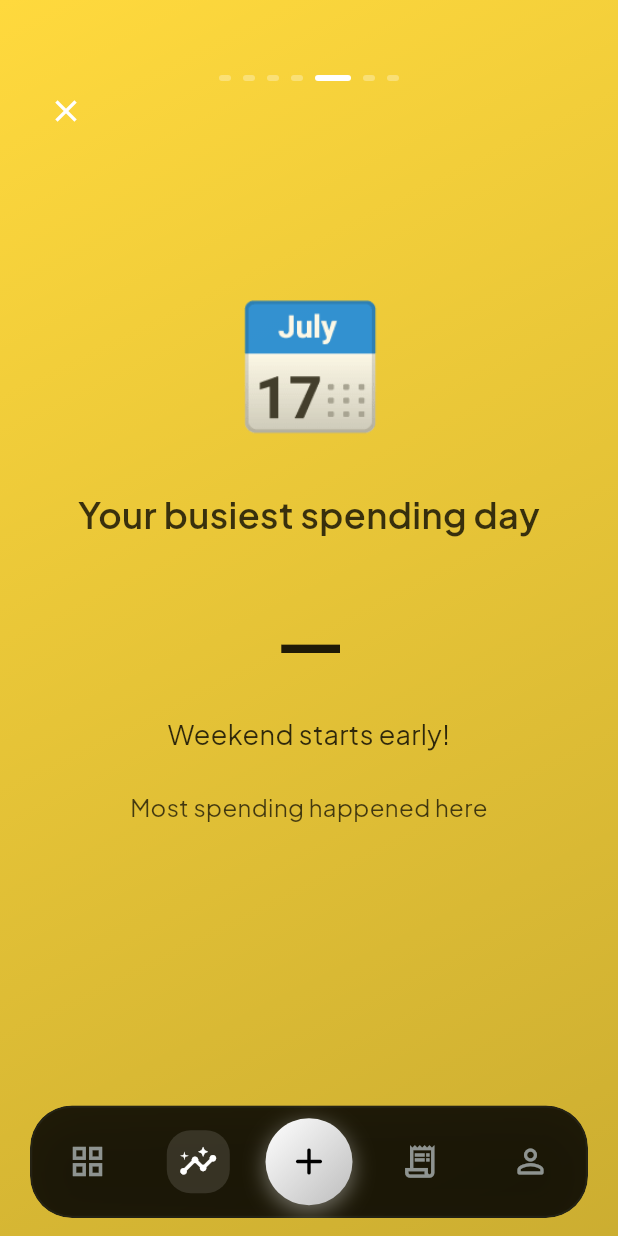
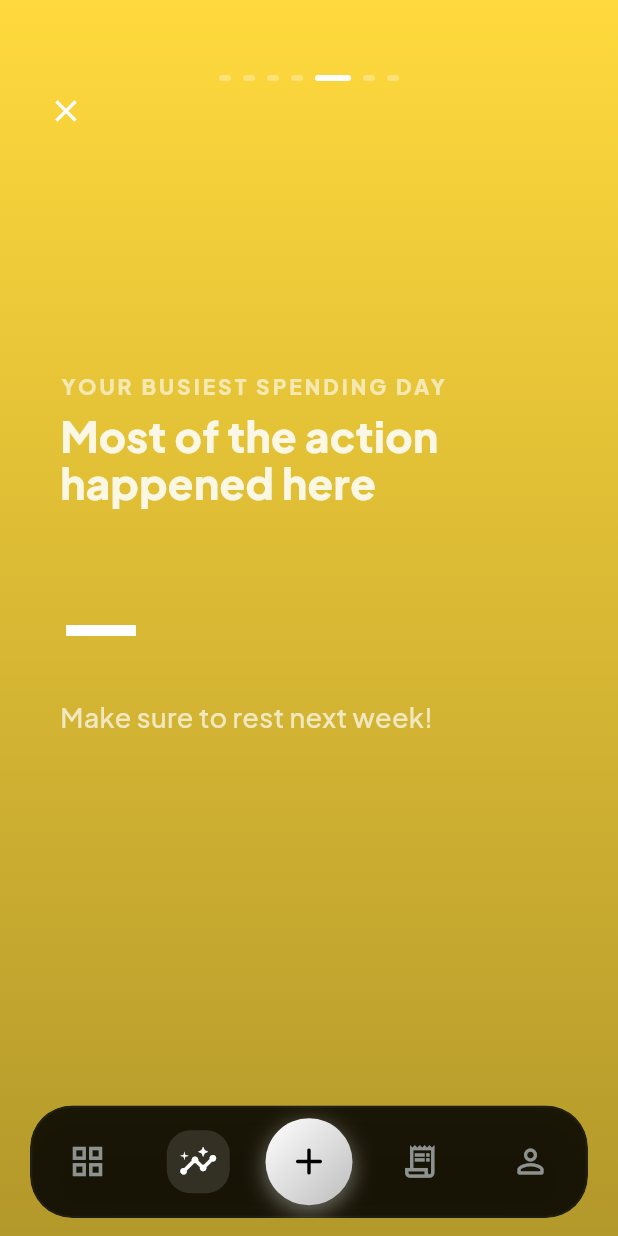
Before and after one commit to ItsAkshatSh/hisabipocket, a Flutter app: the WeekWrappedScreen screen opened by its route, swiped to page 5, on a phone screen of 412 x 824 dp. Run offline on Flutter 3.47's test engine with Material 3 defaults, Android fonts, the phone set to English and light mode, and no system bars; drawn by our look-alikes of dynamic_color; our stand-ins replace cloud_firestore, firebase_auth, firebase_core, flutter_animate, flutter_dotenv, flutter_riverpod and 8 more; missing offline and left inert: home_widget; accounts and stored records are empty.

Commit message:
UPDATE: made changes to weekly wrapped logic + the UI

```diff
--- a/lib/features/dashboard/providers/wrapped_prompt_provider.dart
+++ b/lib/features/dashboard/providers/wrapped_prompt_provider.dart
@@ -9,24 +9,23 @@ DateTime _getWeekSunday(DateTime date) {
 
 String _getWeekIdentifier(DateTime date) {
   final sunday = _getWeekSunday(date);
-  return '${sunday.year}-${sunday.month.toString().padLeft(2, '0')}-${sunday.day.toString().padLeft(2, '0')}';
+  return 'wrapped_${sunday.year}_${sunday.month}_${sunday.day}';
 }
 
 final shouldShowWrappedPromptProvider = FutureProvider.autoDispose<bool>((ref) async {
   try {
     final now = DateTime.now();
-
     if (now.weekday != 7) {
       return false;
     }
 
     final currentWeekId = _getWeekIdentifier(now);
-
     final box = await Hive.openBox('app_preferences');
     final lastViewedWeekId = box.get('last_wrapped_week_id') as String?;
 
     return lastViewedWeekId != currentWeekId;
   } catch (e) {
+    print('Error in wrapped prompt provider: $e');
     return false;
   }
 });
--- a/lib/features/wrapped/presentation/week_wrapped_screen.dart
+++ b/lib/features/wrapped/presentation/week_wrapped_screen.dart
@@ -4,6 +4,8 @@ import 'package:hive_flutter/hive_flutter.dart';
 import 'package:go_router/go_router.dart';
 import 'package:hisabi/features/wrapped/providers/wrapped_provider.dart';
 import 'package:hisabi/features/wrapped/models/wrapped_models.dart';
+import 'package:hisabi/features/settings/providers/settings_provider.dart';
+import 'package:hisabi/core/constants/app_theme.dart';
 
 class WeekWrappedScreen extends ConsumerStatefulWidget {
   final DateTime? weekStart;
@@ -41,9 +43,13 @@ class _WeekWrappedScreenState extends ConsumerState<WeekWrappedScreen>
   @override
   Widget build(BuildContext context) {
     final wrappedAsync = ref.watch(weekWrappedProvider(widget.weekStart));
+    final settingsAsync = ref.watch(settingsProvider);
+    final themeSelection = settingsAsync.valueOrNull?.themeSelection ?? AppThemeSelection.classic;
+
+    final bgColor = themeSelection == AppThemeSelection.classic ? Colors.black : _getThemeBaseColor(themeSelection);
 
     return Scaffold(
-      backgroundColor: Colors.black,
+      backgroundColor: bgColor,
       body: wrappedAsync.when(
         data: (wrapped) => Stack(
           children: [
@@ -63,6 +69,7 @@ class _WeekWrappedScreenState extends ConsumerState<WeekWrappedScreen>
                 return _WrappedCardWidget(
                   card: wrapped.cards[index],
                   animation: _animationController,
+                  themeSelection: themeSelection,
                 );
               },
             ),
@@ -86,7 +93,7 @@ class _WeekWrappedScreenState extends ConsumerState<WeekWrappedScreen>
             ),
 
             Positioned(
-              bottom: 100,
+              bottom: 60,
               left: 20,
               right: 20,
               child: SafeArea(
@@ -94,9 +101,15 @@ class _WeekWrappedScreenState extends ConsumerState<WeekWrappedScreen>
                   mainAxisAlignment: MainAxisAlignment.spaceBetween,
                   children: [
                     if (_currentPage == wrapped.cards.length - 1)
-                      _buildShareButton(wrapped),
-                    if (_currentPage == wrapped.cards.length - 1)
-                      _buildDoneButton(),
+                      Expanded(
+                        child: Row(
+                          children: [
+                            Expanded(child: _buildShareButton(wrapped)),
+                            const SizedBox(width: 12),
+                            Expanded(child: _buildDoneButton()),
+                          ],
+                        ),
+                      ),
                   ],
                 ),
               ),
@@ -107,6 +120,17 @@ class _WeekWrappedScreenState extends ConsumerState<WeekWrappedScreen>
         error: (e, s) => _buildErrorScreen(e),
       ),
     );
+  }
+
+  Color _getThemeBaseColor(AppThemeSelection selection) {
+    switch (selection) {
+      case AppThemeSelection.classic: return Colors.black;
+      case AppThemeSelection.midnight: return const Color(0xFF0F172A);
+      case AppThemeSelection.forest: return const Color(0xFF022C22);
+      case AppThemeSelection.sunset: return const Color(0xFF451A03);
+      case AppThemeSelection.lavender: return const Color(0xFF0C0A09);
+      case AppThemeSelection.monochrome: return const Color(0xFF121212);
+    }
   }
 
   Widget _buildProgressIndicator(int totalCards) {
@@ -130,26 +154,34 @@ class _WeekWrappedScreenState extends ConsumerState<WeekWrappedScreen>
   }
 
   Widget _buildShareButton(WeekWrapped wrapped) {
-    return FloatingActionButton.extended(
-      heroTag: 'share',
+    return ElevatedButton.icon(
       onPressed: () {
         ScaffoldMessenger.of(context).showSnackBar(
           const SnackBar(content: Text('Share feature coming soon!')),
         );
       },
-      backgroundColor: Colors.white,
-      label: const Text('Share', style: TextStyle(color: Colors.black, fontWeight: FontWeight.bold)),
-      icon: const Icon(Icons.share, color: Colors.black),
+      style: ElevatedButton.styleFrom(
+        backgroundColor: Colors.white.withOpacity(0.2),
+        foregroundColor: Colors.white,
+        padding: const EdgeInsets.symmetric(vertical: 16),
+        shape: RoundedRectangleBorder(borderRadius: BorderRadius.circular(16)),
+      ),
+      label: const Text('Share', style: TextStyle(fontWeight: FontWeight.bold)),
+      icon: const Icon(Icons.share, size: 20),
     );
   }
 
   Widget _buildDoneButton() {
-    return FloatingActionButton.extended(
-      heroTag: 'done',
+    return ElevatedButton.icon(
       onPressed: () => context.go('/dashboard'),
-      backgroundColor: Colors.white,
-      label: const Text('Finish', style: TextStyle(color: Colors.black, fontWeight: FontWeight.bold)),
-      icon: const Icon(Icons.check, color: Colors.black),
+      style: ElevatedButton.styleFrom(
+        backgroundColor: Colors.white,
+        foregroundColor: Colors.black,
+        padding: const EdgeInsets.symmetric(vertical: 16),
+        shape: RoundedRectangleBorder(borderRadius: BorderRadius.circular(16)),
+      ),
+      label: const Text('Finish', style: TextStyle(fontWeight: FontWeight.bold)),
+      icon: const Icon(Icons.check, size: 20),
     );
   }
 
@@ -195,48 +227,97 @@ class _WeekWrappedScreenState extends ConsumerState<WeekWrappedScreen>
 class _WrappedCardWidget extends StatelessWidget {
   final WrappedCard card;
   final AnimationController animation;
+  final AppThemeSelection themeSelection;
 
-  const _WrappedCardWidget({required this.card, required this.animation});
+  const _WrappedCardWidget({
+    required this.card,
+    required this.animation,
+    required this.themeSelection,
+  });
 
   @override
   Widget build(BuildContext context) {
+    final startColor = themeSelection == AppThemeSelection.classic
+        ? card.backgroundColor
+        : Theme.of(context).colorScheme.primary;
+
+    final endColor = themeSelection == AppThemeSelection.classic
+        ? card.backgroundColor.withOpacity(0.7)
+        : Theme.of(context).colorScheme.secondary.withOpacity(0.8);
+
     return Container(
       width: double.infinity,
       decoration: BoxDecoration(
         gradient: LinearGradient(
-          begin: Alignment.topLeft,
-          end: Alignment.bottomRight,
-          colors: [card.backgroundColor, card.backgroundColor.withOpacity(0.8)],
+          begin: Alignment.topCenter,
+          end: Alignment.bottomCenter,
+          colors: [startColor, endColor],
         ),
       ),
       child: SafeArea(
         child: Padding(
-          padding: const EdgeInsets.all(32.0),
+          padding: const EdgeInsets.symmetric(horizontal: 40.0),
           child: Column(
             mainAxisAlignment: MainAxisAlignment.center,
+            crossAxisAlignment: CrossAxisAlignment.start,
             children: [
-              if (card.emoji != null)
-                FadeTransition(opacity: animation, child: Text(card.emoji!, style: const TextStyle(fontSize: 80))),
-              const SizedBox(height: 24),
               FadeTransition(
                 opacity: animation,
-                child: Text(card.title, style: TextStyle(fontSize: 24, fontWeight: FontWeight.w600, color: card.textColor), textAlign: TextAlign.center),
+                child: Text(
+                  card.title.toUpperCase(),
+                  style: TextStyle(
+                    fontSize: 14,
+                    fontWeight: FontWeight.w900,
+                    color: Colors.white.withOpacity(0.7),
+                    letterSpacing: 2.0,
+                  ),
+                ),
               ),
-              const SizedBox(height: 32),
-              ScaleTransition(
-                scale: Tween<double>(begin: 0.8, end: 1.0).animate(CurvedAnimation(parent: animation, curve: Curves.easeOutBack)),
-                child: Text(card.mainValue, style: TextStyle(fontSize: card.type == CardType.totalSpent ? 64 : 48, fontWeight: FontWeight.bold, color: card.textColor, letterSpacing: -2), textAlign: TextAlign.center),
-              ),
-              const SizedBox(height: 16),
+              const SizedBox(height: 8),
               FadeTransition(
                 opacity: animation,
-                child: Text(card.subtitle, style: TextStyle(fontSize: 18, color: card.textColor.withOpacity(0.9)), textAlign: TextAlign.center),
+                child: Text(
+                  card.subtitle,
+                  style: const TextStyle(
+                    fontSize: 28,
+                    fontWeight: FontWeight.w800,
+                    color: Colors.white,
+                    height: 1.1,
+                  ),
+                ),
+              ),
+              const SizedBox(height: 48),
+              ScaleTransition(
+                scale: Tween<double>(begin: 0.95, end: 1.0).animate(
+                  CurvedAnimation(parent: animation, curve: Curves.easeOut)
+                ),
+                child: FittedBox(
+                  fit: BoxFit.scaleDown,
+                  child: Text(
+                    card.mainValue,
+                    style: TextStyle(
+                      fontSize: card.type == CardType.totalSpent ? 72 : 56,
+                      fontWeight: FontWeight.w900,
+                      color: Colors.white,
+                      letterSpacing: -2,
+                      height: 1.0,
+                    ),
+                  ),
+                ),
               ),
               if (card.secondaryValue != null) ...[
                 const SizedBox(height: 24),
                 FadeTransition(
                   opacity: animation,
-                  child: Text(card.secondaryValue!, style: TextStyle(fontSize: 16, color: card.textColor.withOpacity(0.8)), textAlign: TextAlign.center),
+                  child: Text(
+                    card.secondaryValue!,
+                    style: TextStyle(
+                      fontSize: 18,
+                      color: Colors.white.withOpacity(0.8),
+                      fontWeight: FontWeight.w500,
+                      height: 1.4,
+                    ),
+                  ),
                 ),
               ],
             ],
--- a/lib/features/wrapped/providers/wrapped_provider.dart
+++ b/lib/features/wrapped/providers/wrapped_provider.dart
@@ -4,6 +4,7 @@ import 'package:hisabi/core/models/receipt_model.dart';
 import 'package:hisabi/core/models/category_model.dart';
 import 'package:hisabi/features/receipts/providers/receipts_store.dart';
 import 'package:hisabi/features/wrapped/models/wrapped_models.dart';
+import 'package:hisabi/features/settings/providers/settings_provider.dart';
 import 'package:intl/intl.dart';
 
 DateTime _getWeekStart(DateTime date) {
@@ -15,28 +16,39 @@ final weekWrappedProvider = FutureProvider.autoDispose.family<WeekWrapped, DateT
   final receiptsAsync = ref.watch(receiptsStoreProvider);
   final receipts = receiptsAsync.valueOrNull ?? [];
 
-  final start = weekStart ?? _getWeekStart(DateTime.now());
-  final end = start.add(const Duration(days: 6));
+  final settingsAsync = ref.watch(settingsProvider);
+  final currency = settingsAsync.valueOrNull?.currency ?? Currency.USD;
+
+  // Calculate the correct start date for the wrap
+  final now = DateTime.now();
+
+  final sundayOffset = now.weekday == 7 ? 0 : now.weekday;
+  final lastSunday = DateTime(now.year, now.month, now.day).subtract(Duration(days: sundayOffset));
+  final startOfWrappedWeek = lastSunday.subtract(const Duration(days: 6));
+
+  final start = weekStart ?? startOfWrappedWeek;
+  final end = DateTime(start.year, start.month, start.day, 23, 59, 59).add(const Duration(days: 6));
 
   final weekReceipts = receipts.where((r) =>
-    r.date.isAfter(start.subtract(const Duration(days: 1))) &&
-    r.date.isBefore(end.add(const Duration(days: 1)))
+    r.date.isAfter(start.subtract(const Duration(seconds: 1))) &&
+    r.date.isBefore(end.add(const Duration(seconds: 1)))
   ).toList();
 
-  return _generateWrapped(weekReceipts, start, end);
+  return _generateWrapped(weekReceipts, start, end, currency.name);
 });
 
 Future<WeekWrapped> _generateWrapped(
   List<ReceiptModel> receipts,
   DateTime start,
   DateTime end,
+  String currencyCode,
 ) async {
   final stats = _calculateStats(receipts);
   final personality = _determinePersonality(receipts);
   final funFacts = _generateFunFacts(receipts, stats);
   final topMoments = _getTopMoments(receipts);
 
-  final formatter = NumberFormat.currency(symbol: '\$', decimalDigits: 2);
+  final formatter = NumberFormat.currency(symbol: currencyCode, decimalDigits: 2);
 
   // Generate cards
   final cards = <WrappedCard>[
@@ -176,10 +188,10 @@ WrappedStats _calculateStats(List<ReceiptModel> receipts) {
 SpendingPersonality _determinePersonality(List<ReceiptModel> receipts) {
   if (receipts.isEmpty) {
     return SpendingPersonality(
-      type: 'Consistent Spender',
-      description: 'You maintain steady spending habits',
-      emoji: '📊',
-      traits: ['Balanced', 'Predictable'],
+      type: 'Silent Observer',
+      description: 'You haven\'t logged enough spending this week to find your pattern yet!',
+      emoji: '',
+      traits: ['Private', 'Minimalist'],
     );
   }
 
@@ -200,7 +212,7 @@ SpendingPersonality _determinePersonality(List<ReceiptModel> receipts) {
     return SpendingPersonality(
       type: 'Weekend Warrior',
       description: 'You live for the weekend! Most of your spending happens Fri-Sun',
-      emoji: '🎯',
+      emoji: '',
       traits: ['Weekend-focused', 'Social spender'],
     );
   }
@@ -211,7 +223,7 @@ SpendingPersonality _determinePersonality(List<ReceiptModel> receipts) {
     return SpendingPersonality(
       type: 'Bulk Buyer',
       description: 'You prefer fewer, larger purchases',
-      emoji: '📦',
+      emoji: '',
       traits: ['Strategic', 'Planned'],
     );
   }
@@ -220,7 +232,7 @@ SpendingPersonality _determinePersonality(List<ReceiptModel> receipts) {
     return SpendingPersonality(
       type: 'Daily Shopper',
       description: 'You make many small purchases throughout the week',
-      emoji: '🛍️',
+      emoji: '',
       traits: ['Frequent', 'Active'],
     );
   }
@@ -228,7 +240,7 @@ SpendingPersonality _determinePersonality(List<ReceiptModel> receipts) {
   return SpendingPersonality(
     type: 'Balanced Spender',
     description: 'You maintain a healthy spending balance',
-    emoji: '⚖️',
+    emoji: '',
     traits: ['Consistent', 'Moderate'],
   );
 }
@@ -255,9 +267,9 @@ List<FunFact> _generateFunFacts(List<ReceiptModel> receipts, WrappedStats stats)
 
   if (coffeeTotal > foodTotal && coffeeTotal > 0) {
     facts.add(FunFact(
-      fact: 'You spent more on coffee (\$${coffeeTotal.toStringAsFixed(2)}) than general food (\$${foodTotal.toStringAsFixed(2)})',
+      fact: 'You spent more on coffee than general food!',
       context: 'That\'s a lot of caffeine!',
-      emoji: '☕',
+      emoji: '',
     ));
   }
 
@@ -272,7 +284,7 @@ List<FunFact> _generateFunFacts(List<ReceiptModel> receipts, WrappedStats stats)
       facts.add(FunFact(
         fact: 'You visited ${mostVisited.key} ${mostVisited.value} times this week',
         context: 'Your go-to spot!',
-        emoji: '🔄',
+        emoji: '',
       ));
     }
   }
@@ -280,9 +292,9 @@ List<FunFact> _generateFunFacts(List<ReceiptModel> receipts, WrappedStats stats)
   // Average per day
   if (stats.daysWithSpending > 0) {
     facts.add(FunFact(
-      fact: 'You spent an average of \$${stats.dailyAverage.toStringAsFixed(2)} per day',
-      context: '${stats.daysWithSpending} days with expenses',
-      emoji: '📅',
+      fact: 'You logged spending on ${stats.daysWithSpending} out of 7 days',
+      context: 'Keeping consistent!',
+      emoji: '',
     ));
   }
 
@@ -308,12 +320,12 @@ WrappedCard _createOpeningCard(DateTime start, DateTime end) {
   final formatter = DateFormat('MMM d');
   return WrappedCard(
     type: CardType.opening,
-    title: '🎵 Your Week Wrapped 🎵',
+    title: 'Your Week Wrapped',
     subtitle: '${formatter.format(start)} - ${formatter.format(end)}',
     mainValue: 'Ready to see how you spent this week?',
     backgroundColor: const Color(0xFF1DB954), // Spotify green
     textColor: Colors.white,
-    emoji: '🎵',
+    emoji: '',
   );
 }
 
@@ -323,10 +335,10 @@ WrappedCard _createTotalSpentCard(WrappedStats stats, NumberFormat formatter) {
     title: 'You spent',
     subtitle: 'this week',
     mainValue: formatter.format(stats.totalSpent),
-    secondaryValue: 'That\'s ${stats.receiptsCount} receipts across ${stats.uniqueStores} different stores',
+    secondaryValue: 'Across ${stats.receiptsCount} receipts at ${stats.uniqueStores} stores',
     backgroundColor: const Color(0xFF8B5CF6),
     textColor: Colors.white,
-    emoji: '💰',
+    emoji: '',
   );
 }
 
@@ -340,11 +352,11 @@ WrappedCard _createTopCategoryCard(WrappedStats stats, NumberFormat formatter) {
     type: CardType.topCategory,
     title: 'Your top category',
     subtitle: '${percentage}% of your spending',
-    mainValue: '${categoryInfo.emoji} ${categoryInfo.name}',
+    mainValue: categoryInfo.name,
     secondaryValue: formatter.format(stats.topCategorySpending),
     backgroundColor: categoryInfo.color,
     textColor: Colors.white,
-    emoji: categoryInfo.emoji,
+    emoji: '',
   );
 }
 
@@ -352,12 +364,12 @@ WrappedCard _createTopStoreCard(WrappedStats stats, NumberFormat formatter) {
   return WrappedCard(
     type: CardType.topStore,
     title: 'Your favorite spot',
-    subtitle: formatter.format(stats.topStoreSpending),
+    subtitle: 'Total spent: ${formatter.format(stats.topStoreSpending)}',
     mainValue: stats.topStore,
     secondaryValue: 'You visited this store the most',
     backgroundColor: const Color(0xFFFF6B6B),
     textColor: Colors.white,
-    emoji: '🏪',
+    emoji: '',
   );
 }
 
@@ -370,7 +382,7 @@ WrappedCard _createBiggestPurchaseCard(WrappedStats stats, NumberFormat formatte
     secondaryValue: stats.biggestPurchase,
     backgroundColor: const Color(0xFF4ECDC4),
     textColor: Colors.white,
-    emoji: '💎',
+    emoji: '',
   );
 }
 
@@ -378,12 +390,12 @@ WrappedCard _createBusiestDayCard(WrappedStats stats) {
   return WrappedCard(
     type: CardType.busiestDay,
     title: 'Your busiest spending day',
-    subtitle: 'Weekend starts early!',
+    subtitle: 'Most of the action happened here',
     mainValue: stats.busiestDay,
-    secondaryValue: 'Most spending happened here',
+    secondaryValue: 'Make sure to rest next week!',
     backgroundColor: const Color(0xFFFFD93D),
     textColor: Colors.black87,
-    emoji: '📅',
+    emoji: '',
   );
 }
 
@@ -392,11 +404,11 @@ WrappedCard _createPersonalityCard(SpendingPersonality personality) {
     type: CardType.personality,
     title: 'You\'re a',
     subtitle: personality.description,
-    mainValue: '${personality.emoji} ${personality.type}',
+    mainValue: personality.type,
     secondaryValue: personality.traits.join(' • '),
     backgroundColor: const Color(0xFF6C5CE7),
     textColor: Colors.white,
-    emoji: personality.emoji,
+    emoji: '',
   );
 }
 
@@ -408,7 +420,7 @@ WrappedCard _createFunFactCard(FunFact funFact) {
     mainValue: funFact.fact,
     backgroundColor: const Color(0xFFFF9FF3),
     textColor: Colors.white,
-    emoji: funFact.emoji,
+    emoji: '',
   );
 }
 
@@ -416,10 +428,10 @@ WrappedCard _createClosingCard() {
   return WrappedCard(
     type: CardType.closing,
     title: 'That\'s your week!',
-    subtitle: 'Share your wrapped and see how your friends compare',
-    mainValue: '📊',
+    subtitle: 'Keep tracking to see next week\'s story',
+    mainValue: 'Done',
     backgroundColor: const Color(0xFF1DB954),
     textColor: Colors.white,
-    emoji: '🎉',
+    emoji: '',
   );
 }
```
